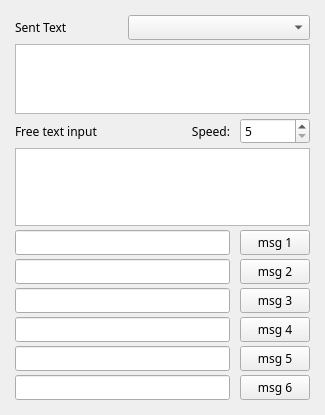
Above: winkeyerserial/main.ui from mbridak/PyWinKeyerSerial before the change. Below: the same form after it.
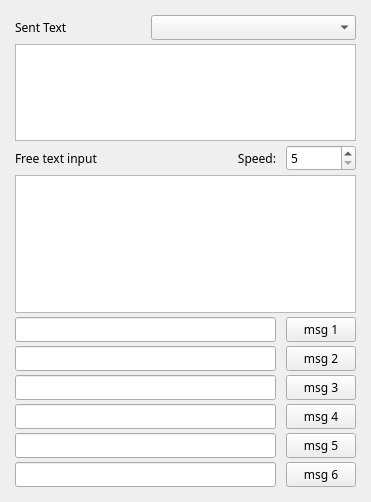
That is the form after the change.

Commit message: Change window title

What changed in the file:
```diff
--- a/winkeyerserial/main.ui
+++ b/winkeyerserial/main.ui
@@ -6,8 +6,8 @@
    <rect>
     <x>0</x>
     <y>0</y>
-    <width>325</width>
-    <height>415</height>
+    <width>371</width>
+    <height>502</height>
    </rect>
   </property>
   <property name="windowTitle">
```
Left out of the diff: 2 changed lines with no effect on the pictures.
